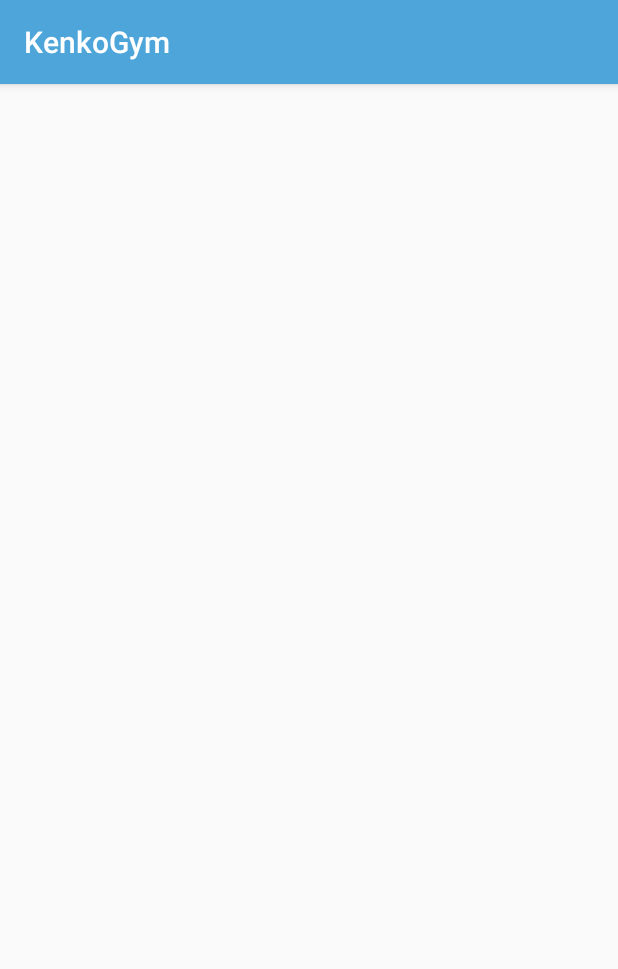
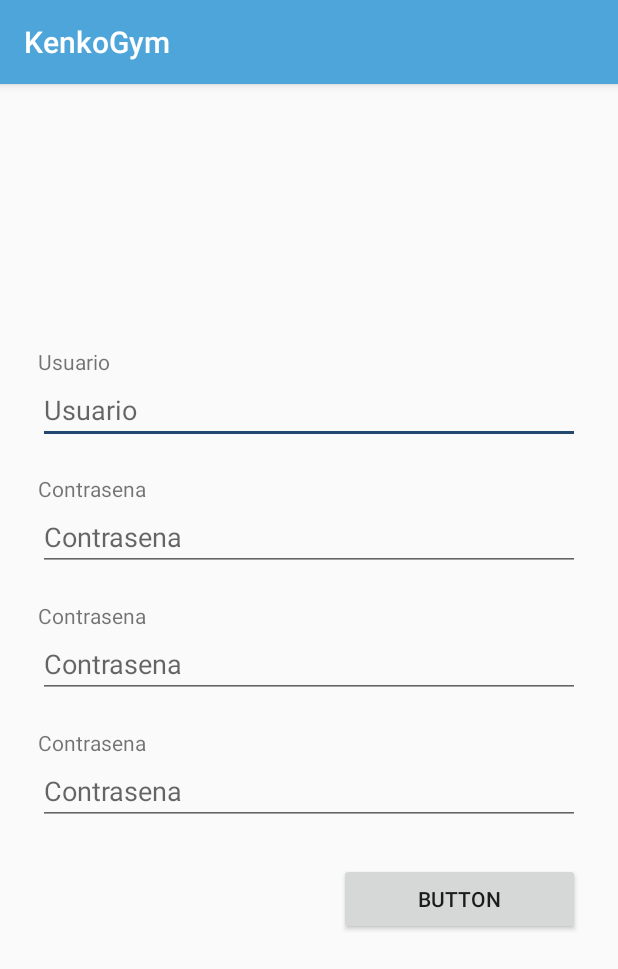
Before and after one commit to HFFY/CertificacionAndroid, an Android app: the UserCreationActivity screen opened directly, with no data from a screen before it, on a phone screen of 412 x 824 dp. Shown: the top 969 px of the screen. Run offline under Robolectric (Android 15) with nearby library versions, the phone set to English and light mode, and no system bars.

Commit message:
Pantalla sin estilo de creacion de ususarios

```diff
--- a/app/src/main/java/com/example/kenkogym/userCreation/view/UserCreationActivity.java
+++ b/app/src/main/java/com/example/kenkogym/userCreation/view/UserCreationActivity.java
@@ -3,14 +3,24 @@ package com.example.kenkogym.userCreation.view;
 import androidx.appcompat.app.AppCompatActivity;
 
 import android.os.Bundle;
+import android.widget.Button;
+import android.widget.EditText;
 
 import com.example.kenkogym.R;
 
 public class UserCreationActivity extends AppCompatActivity {
 
+    EditText editTextUser, editTextEmail, editTextPssw, editTextPsswdConfirmation;
+    Button buttonSend;
+
     @Override
     protected void onCreate(Bundle savedInstanceState) {
         super.onCreate(savedInstanceState);
         setContentView(R.layout.activity_user_creation);
+        editTextUser = findViewById(R.id.edit_creation_user);
+        editTextEmail = findViewById(R.id.edit_creation_email);
+        editTextPssw = findViewById(R.id.edit_creation_password);
+        editTextPsswdConfirmation = findViewById(R.id.edit_creation_password_confirmation);
+        buttonSend = findViewById(R.id.button_creation_send);
     }
 }
--- a/app/src/main/res/layout/activity_login.xml
+++ b/app/src/main/res/layout/activity_login.xml
@@ -6,6 +6,7 @@
     android:layout_width="match_parent"
     android:layout_height="match_parent"
     android:gravity="center_vertical"
+    tools:context=".login.view.LoginActivity"
     android:orientation="vertical">
 
     <TextView
--- a/app/src/main/res/layout/activity_user_creation.xml
+++ b/app/src/main/res/layout/activity_user_creation.xml
@@ -1,9 +1,104 @@
 <?xml version="1.0" encoding="utf-8"?>
-<androidx.constraintlayout.widget.ConstraintLayout xmlns:android="http://schemas.android.com/apk/res/android"
-    xmlns:app="http://schemas.android.com/apk/res-auto"
+
+<LinearLayout xmlns:android="http://schemas.android.com/apk/res/android"
     xmlns:tools="http://schemas.android.com/tools"
     android:layout_width="match_parent"
     android:layout_height="match_parent"
+    android:gravity="center_vertical"
+    android:orientation="vertical"
     tools:context=".userCreation.view.UserCreationActivity">
 
-</androidx.constraintlayout.widget.ConstraintLayout>
+    <TextView
+        android:layout_width="wrap_content"
+        android:layout_height="wrap_content"
+        android:layout_marginLeft="25dp"
+        android:text="@string/login_user" />
+
+    <EditText
+        android:id="@+id/edit_creation_user"
+        android:layout_width="match_parent"
+        android:layout_height="wrap_content"
+        android:layout_marginLeft="25dp"
+        android:layout_marginRight="25dp"
+        android:ems="10"
+        android:hint="@string/login_user"
+        android:inputType="text" />
+
+    <TextView
+        android:layout_width="wrap_content"
+        android:layout_height="wrap_content"
+        android:layout_marginLeft="25dp"
+        android:layout_marginTop="20dp"
+        android:layout_marginRight="25dp"
+        android:text="@string/login_psswd" />
+
+    <EditText
+        android:id="@+id/edit_creation_email"
+        android:layout_width="match_parent"
+        android:layout_height="wrap_content"
+        android:layout_marginLeft="25dp"
+        android:layout_marginRight="25dp"
+        android:ems="10"
+        android:hint="@string/login_psswd"
+        android:inputType="textEmailAddress" />
+
+    <TextView
+        android:layout_width="wrap_content"
+        android:layout_height="wrap_content"
+        android:layout_marginLeft="25dp"
+        android:layout_marginTop="20dp"
+        android:layout_marginRight="25dp"
+        android:text="@string/login_psswd" />
+
+    <EditText
+        android:id="@+id/edit_creation_password"
+        android:layout_width="match_parent"
+        android:layout_height="wrap_content"
+        android:layout_marginLeft="25dp"
+        android:layout_marginRight="25dp"
+        android:ems="10"
+        android:hint="@string/login_psswd"
+        android:inputType="textPassword" />
+
+    <TextView
+        android:layout_width="wrap_content"
+        android:layout_height="wrap_content"
+        android:layout_marginLeft="25dp"
+        android:layout_marginTop="20dp"
+        android:layout_marginRight="25dp"
+        android:text="@string/login_psswd" />
+
+    <EditText
+        android:id="@+id/edit_creation_password_confirmation"
+        android:layout_width="match_parent"
+        android:layout_height="wrap_content"
+        android:layout_marginLeft="25dp"
+        android:layout_marginRight="25dp"
+        android:ems="10"
+        android:hint="@string/login_psswd"
+        android:inputType="textPassword" />
+
+    <LinearLayout
+        android:layout_width="match_parent"
+        android:layout_height="wrap_content"
+        android:layout_margin="25dp"
+        android:orientation="horizontal"
+        android:weightSum="3">
+
+        <TextView
+            android:layout_width="wrap_content"
+            android:layout_height="wrap_content"
+            android:layout_weight="2"
+            android:gravity="start"
+            android:text="TextView"
+            android:visibility="invisible" />
+
+        <Button
+            android:id="@+id/button_creation_send"
+            android:layout_width="wrap_content"
+            android:layout_height="wrap_content"
+            android:layout_weight="1"
+            android:text="Button" />
+    </LinearLayout>
+
+</LinearLayout>
```
